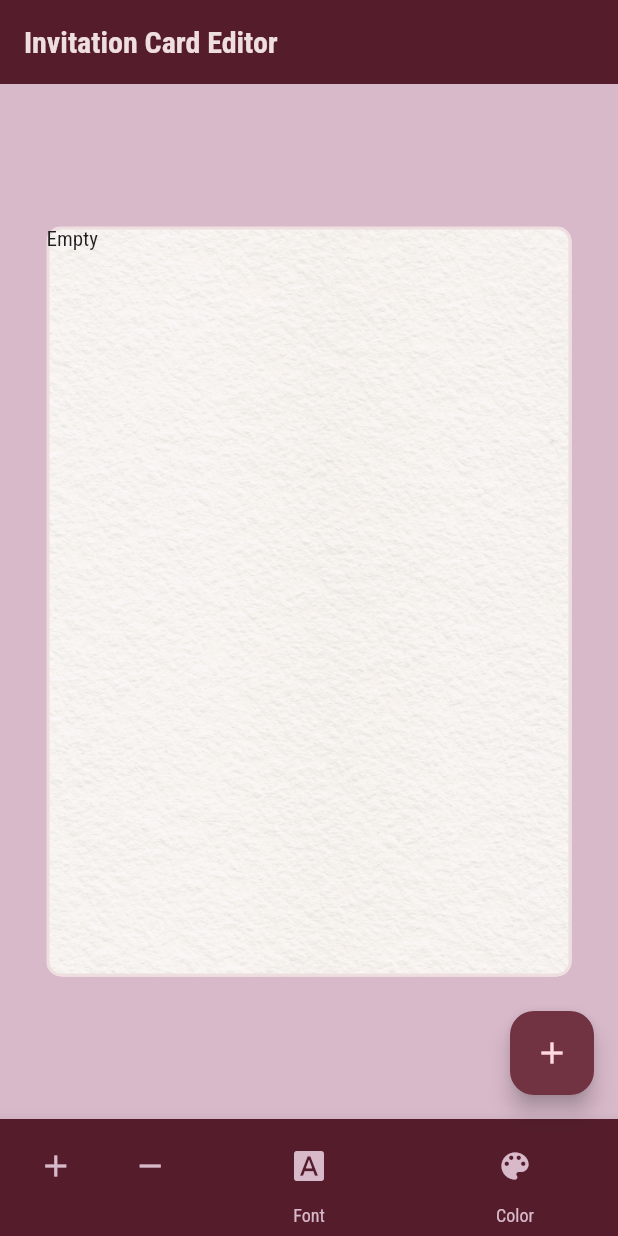
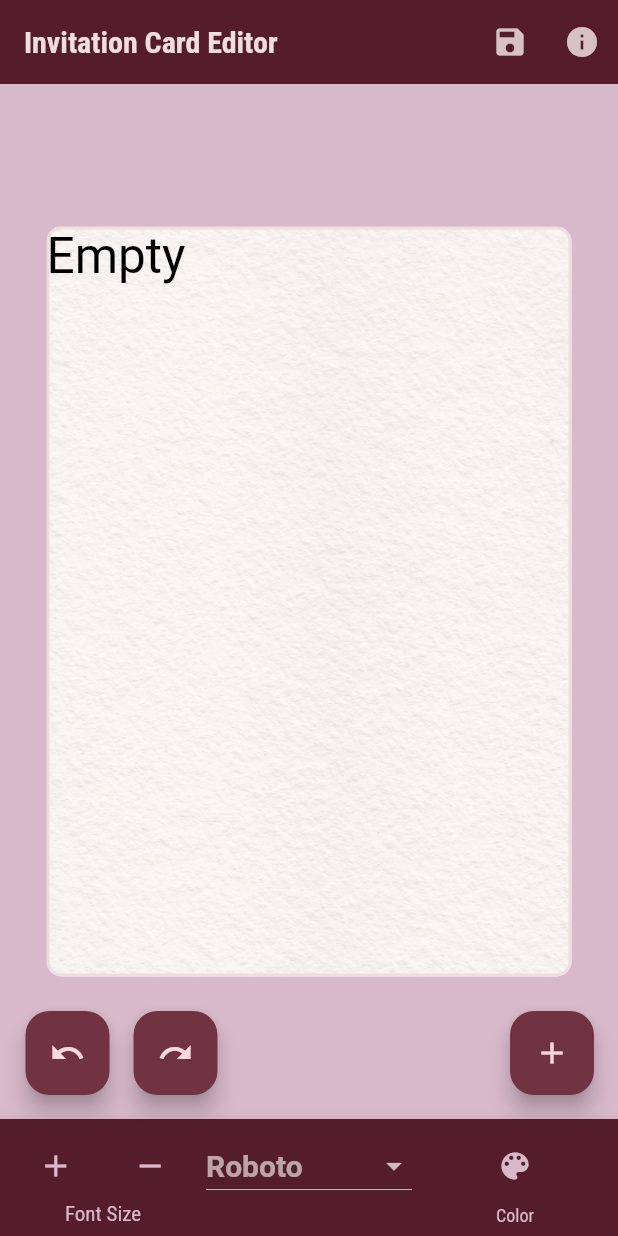
Before and after one commit to divyansh1583/Invitation-Card-Editor, a Flutter app: the screen it shows after launch, on a phone screen of 412 x 824 dp. Run offline on Flutter 3.47's test engine with Material 2 defaults, Android fonts, the phone set to English and light mode, and no system bars; our stand-ins replace flutter_colorpicker, flutter_riverpod, google_fonts, image_gallery_saver.

Commit message:
Features Added: undo redo and saving file

```diff
--- /dev/null
+++ b/lib/model/fonts_list.dart
@@ -0,0 +1,53 @@
+const List<String> myGoogleFonts = [
+  "Abril Fatface",
+  "Aclonica",
+  "Alegreya Sans",
+  "Architects Daughter",
+  "Archivo",
+  "Archivo Narrow",
+  "Bebas Neue",
+  "Bitter",
+  "Bree Serif",
+  "Bungee",
+  "Cabin",
+  "Cairo",
+  "Coda",
+  "Comfortaa",
+  "Comic Neue",
+  "Cousine",
+  "Croissant One",
+  "Faster One",
+  "Forum",
+  "Great Vibes",
+  "Heebo",
+  "Inconsolata",
+  "Josefin Slab",
+  "Lato",
+  "Libre Baskerville",
+  "Lobster",
+  "Lora",
+  "Merriweather",
+  "Montserrat",
+  "Mukta",
+  "Nunito",
+  "Offside",
+  "Open Sans",
+  "Oswald",
+  "Overlock",
+  "Pacifico",
+  "Playfair Display",
+  "Poppins",
+  "Raleway",
+  "Roboto",
+  "Roboto Mono",
+  "Space Mono",
+  "Spicy Rice",
+  "Squada One",
+  "Sue Ellen Francisco",
+  "Trade Winds",
+  "Ubuntu",
+  "Varela",
+  "Vollkorn",
+  "Work Sans",
+  "Zilla Slab",
+];
--- a/lib/model/text_model.dart
+++ b/lib/model/text_model.dart
@@ -5,6 +5,7 @@ class TextInfo {
     required this.text,
     required this.left,
     required this.top,
+    required this.fontFamily,
     required this.fontSize,
     required this.fontStyle,
     required this.color,
@@ -13,6 +14,37 @@ class TextInfo {
   double left;
   double top;
   double fontSize;
+  String fontFamily;
   FontStyle fontStyle;
   Color color;
+  // Custom setValues method
+  void setValues(TextInfo other) {
+    text = other.text;
+    left = other.left;
+    top = other.top;
+    fontSize = other.fontSize;
+    fontFamily = other.fontFamily;
+    fontStyle = other.fontStyle;
+    color = other.color;
+  }
+
+  TextInfo copyWith({
+    String? text,
+    double? left,
+    double? top,
+    double? fontSize,
+    String? fontFamily,
+    FontStyle? fontStyle,
+    Color? color,
+  }) {
+    return TextInfo(
+      text: text ?? this.text,
+      left: left ?? this.left,
+      top: top ?? this.top,
+      fontSize: fontSize ?? this.fontSize,
+      fontFamily: fontFamily ?? this.fontFamily,
+      fontStyle: fontStyle ?? this.fontStyle,
+      color: color ?? this.color,
+    );
+  }
 }
--- a/lib/screens/editing_screen.dart
+++ b/lib/screens/editing_screen.dart
@@ -1,7 +1,12 @@
 import 'package:celebrate_app/model/text_model.dart';
+import 'package:celebrate_app/screens/info_screen.dart';
 import 'package:celebrate_app/widgets/addtext_button.dart';
 import 'package:celebrate_app/widgets/tool_bar.dart';
 import 'package:flutter/material.dart';
+import 'package:flutter/rendering.dart';
+import 'package:google_fonts/google_fonts.dart';
+import 'package:celebrate_app/widgets/image_saver.dart';
+import 'dart:ui' as ui;
 
 class EditingScreen extends StatefulWidget {
   const EditingScreen({super.key});
@@ -11,36 +16,98 @@ class EditingScreen extends StatefulWidget {
 }
 
 class _EditingScreenState extends State<EditingScreen> {
-  TextInfo currentText = TextInfo(
+  final TextInfo _currentText = TextInfo(
     text: 'Empty',
     left: 0,
     top: 0,
-    fontSize: 20,
+    fontSize: 33,
+    fontFamily: 'Roboto',
     fontStyle: FontStyle.normal,
     color: Colors.black,
   );
+  final List<TextInfo> _history = [];
+  int _historyIndex = -1;
+
+  TextInfo get currentText => _currentText;
+
+  final GlobalKey globalKey = GlobalKey();
+
   void changeText(String newText) {
     setState(() {
-      currentText.text = newText;
+      _currentText.text = newText;
+      _addToHistory();
     });
   }
 
   void changeColor(Color newColor) {
     setState(() {
-      currentText.color = newColor;
+      _currentText.color = newColor;
+      _addToHistory();
     });
   }
 
   void changeFontSize(double newFontSize) {
     setState(() {
-      currentText.fontSize = newFontSize;
+      _currentText.fontSize = newFontSize;
+      _addToHistory();
     });
   }
 
-  void changeFontStyle(FontStyle newFontStyle) {
+  void changeFontFamily(String newFontFamily) {
     setState(() {
-      currentText.fontStyle = newFontStyle;
+      _currentText.fontFamily = newFontFamily;
+      _addToHistory();
     });
+  }
+
+  void _addToHistory() {
+    if (_historyIndex < _history.length - 1) {
+      // If we are not at the latest change, discard changes after _historyIndex
+      _history.removeRange(_historyIndex + 1, _history.length);
+    }
+    _history.add(_currentText.copyWith()); // Add a copy of the current state
+    _historyIndex = _history.length - 1;
+  }
+
+  void _undo() {
+    if (_historyIndex > 0) {
+      setState(() {
+        _historyIndex--;
+        _currentText.setValues(_history[_historyIndex]);
+      });
+    }
+  }
+
+  void _redo() {
+    if (_historyIndex < _history.length - 1) {
+      setState(() {
+        _historyIndex++;
+        _currentText.setValues(_history[_historyIndex]);
+      });
+    }
+  }
+
+  Future<void> _saveImage() async {
+    try {
+      RenderRepaintBoundary boundary =
+          globalKey.currentContext!.findRenderObject() as RenderRepaintBoundary;
+
+      ui.Image image = await boundary.toImage();
+      await ImageSaver.saveImage(image);
+      ScaffoldMessenger.of(context).showSnackBar(
+        const SnackBar(
+          content: Text('Image stored successfully'),
+        ),
+      );
+    } catch (e) {
+      // Handle errors or show an error message
+      print(e.toString());
+      ScaffoldMessenger.of(context).showSnackBar(
+        const SnackBar(
+          content: Text('Image could not be stored'),
+        ),
+      );
+    }
   }
 
   @override
@@ -49,8 +116,29 @@ class _EditingScreenState extends State<EditingScreen> {
       appBar: AppBar(
         title: const Text('Invitation Card Editor'),
         backgroundColor: Theme.of(context).colorScheme.onPrimary,
+        actions: [
+          IconButton(
+            icon: const Icon(Icons.save),
+            onPressed: () {
+              _saveImage();
+            },
+          ),
+          IconButton(
+            icon: const Icon(Icons.info),
+            onPressed: () {
+              Navigator.push(
+                context,
+                MaterialPageRoute(
+                  builder: (context) => const InfoScreen(),
+                ),
+              );
+            },
+          ),
+        ],
       ),
       body: Center(
+        child: RepaintBoundary(
+          key: globalKey,
           child: Stack(
             children: [
               Container(
@@ -83,7 +171,16 @@ class _EditingScreenState extends State<EditingScreen> {
                         color: currentText.color,
                       ),
                     ),
-                  child: Text(currentText.text),
+                    child: Text(
+                      currentText.text,
+                      style: TextStyle(
+                        fontStyle: _currentText.fontStyle,
+                        fontSize: _currentText.fontSize,
+                        color: _currentText.color,
+                        fontFamily: GoogleFonts.getFont(currentText.fontFamily)
+                            .fontFamily,
+                      ),
+                    ),
                     onDragEnd: (details) {
                       final RenderBox box =
                           context.findRenderObject() as RenderBox;
@@ -99,12 +196,39 @@ class _EditingScreenState extends State<EditingScreen> {
             ],
           ),
         ),
-      floatingActionButton: AddText(changeText: changeText),
+      ),
+      floatingActionButton: Row(
+        mainAxisAlignment: MainAxisAlignment.end,
+        children: [
+          const SizedBox(width: 33),
+          FloatingActionButton(
+            onPressed: () {
+              setState(() {
+                _undo();
+              });
+            },
+            tooltip: 'Undo',
+            child: const Icon(Icons.undo),
+          ),
+          const SizedBox(width: 16),
+          FloatingActionButton(
+            onPressed: () {
+              setState(() {
+                _redo();
+              });
+            },
+            tooltip: 'Redo',
+            child: const Icon(Icons.redo),
+          ),
+          const Spacer(),
+          AddText(changeText: changeText),
+        ],
+      ),
       bottomNavigationBar: ToolBar(
         currentText: currentText,
         changeColor: changeColor,
         changeFontSize: changeFontSize,
-        changeFontStyle: changeFontStyle,
+        changeFontFamily: changeFontFamily,
       ),
     );
   }
--- a/lib/widgets/addtext_button.dart
+++ b/lib/widgets/addtext_button.dart
@@ -18,14 +18,14 @@ class _AddTextState extends State<AddText> {
   @override
   Widget build(BuildContext context) {
     return FloatingActionButton(
-      tooltip: 'Add Text',
+      tooltip: 'Change Text',
       child: const Icon(Icons.add),
       onPressed: () {
         showDialog(
           context: context,
           builder: (context) {
             return AlertDialog(
-              title: const Text("Add Text"),
+              title: const Text("Change Text"),
               content: TextField(
                 controller: _textcontroller,
                 // keyboardType: TextInputType.text,
--- a/lib/widgets/tool_bar.dart
+++ b/lib/widgets/tool_bar.dart
@@ -1,5 +1,8 @@
+import 'package:celebrate_app/model/fonts_list.dart';
 import 'package:celebrate_app/model/text_model.dart';
 import 'package:flutter/material.dart';
+import 'package:flutter_colorpicker/flutter_colorpicker.dart';
+import 'package:google_fonts/google_fonts.dart';
 
 class ToolBar extends StatelessWidget {
   const ToolBar({
@@ -7,12 +10,12 @@ class ToolBar extends StatelessWidget {
     required this.currentText,
     required this.changeColor,
     required this.changeFontSize,
-    required this.changeFontStyle,
+    required this.changeFontFamily,
   });
   final TextInfo currentText;
   final void Function(Color color) changeColor;
   final void Function(double fontSize) changeFontSize;
-  final void Function(FontStyle fontStyle) changeFontStyle;
+  final void Function(String fontFamily) changeFontFamily;
 
   @override
   Widget build(BuildContext context) {
@@ -28,6 +31,8 @@ class ToolBar extends StatelessWidget {
               IconButton(
                 onPressed: () {
                   changeFontSize(currentText.fontSize + 1);
+                  // print("Button Pressed");
+                  // changeFontSize(33);
                 },
                 icon: const Icon(Icons.add),
               ),
@@ -41,70 +46,67 @@ class ToolBar extends StatelessWidget {
               ),
             ],
           ),
-          label: '',
+          label: 'Font Size',
         ),
         //Change Font Family
         BottomNavigationBarItem(
-          icon: IconButton(
-            onPressed: () {},
-            icon: const Icon(Icons.font_download),
+          icon: DropdownButton<String>(
+            isExpanded: true,
+            value: currentText.fontFamily,
+            dropdownColor: Theme.of(context).colorScheme.onPrimary,
+            onChanged: (String? newValue) {
+              changeFontFamily(newValue!);
+            },
+            items: [
+              for (String font in myGoogleFonts)
+                DropdownMenuItem<String>(
+                  value: font,
+                  child: Text(
+                    font,
+                    style: TextStyle(
+                      color: Colors.white60,
+                      fontFamily: GoogleFonts.getFont(font).fontFamily,
+                      fontSize: 20,
+                    ),
+                  ),
+                ),
+            ],
           ),
-          label: 'Font',
-          tooltip: 'FontFamily',
+          label: '',
         ),
         //Change Color
         BottomNavigationBarItem(
           icon: IconButton(
             onPressed: () {
-              DropdownButton<Color>(
-                value: currentText.color,
-                onChanged: (Color? newColor) {
-                  if (newColor != null) {
-                    changeColor(newColor);
-                  }
+              showDialog(
+                context: context,
+                builder: (context) {
+                  return AlertDialog(
+                    title: const Text("Change Color"),
+                    content: SingleChildScrollView(
+                      child: BlockPicker(
+                        pickerColor: currentText.color,
+                        onColorChanged: (color) {
+                          changeColor(color);
+                        },
+                      ),
+                    ),
+                    actions: [
+                      TextButton(
+                        onPressed: () {
+                          Navigator.of(context).pop();
+                        },
+                        child: const Text("cancel"),
+                      ),
+                      ElevatedButton(
+                        onPressed: () {
+                          Navigator.of(context).pop();
+                        },
+                        child: const Text("Done"),
+                      ),
+                    ],
+                  );
                 },
-                items: const [
-                  DropdownMenuItem(
-                    value: Colors.black,
-                    child: Text('Black'),
-                  ),
-                  DropdownMenuItem(
-                    value: Colors.red,
-                    child: Text('Red'),
-                  ),
-                  DropdownMenuItem(
-                    value: Colors.green,
-                    child: Text('Green'),
-                  ),
-                  DropdownMenuItem(
-                    value: Colors.blue,
-                    child: Text('Blue'),
-                  ),
-                  DropdownMenuItem(
-                    value: Colors.yellow,
-                    child: Text('Yellow'),
-                  ),
-                  DropdownMenuItem(
-                    value: Colors.purple,
-                    child: Text('Purple'),
-                  ),
-                  DropdownMenuItem(
-                    value: Colors.orange,
-                    child: Text('Orange'),
-                  ),
-                  DropdownMenuItem(
-                    value: Colors.pink,
-                    child: Text('Pink'),
-                  ),
-                  DropdownMenuItem(
-                    value: Colors.brown,
-                    child: Text('Brown'),
-                  ),
-                  DropdownMenuItem(
-                    value: Colors.grey,
-                    child: Text('Grey'),
-                  ),
-                ],
               );
             },
             icon: const Icon(Icons.color_lens),
--- a/pubspec.yaml
+++ b/pubspec.yaml
@@ -36,7 +36,9 @@ dependencies:
   # Use with the CupertinoIcons class for iOS style icons.
   cupertino_icons: ^1.0.2
   flutter_riverpod: ^2.4.9
+  flutter_colorpicker: ^1.0.3
   google_fonts: ^6.1.0
+  image_gallery_saver: ^2.0.3
 
 dev_dependencies:
   flutter_test:
```
Also changed, not shown: lib/screens/info_screen.dart (added, +41 -0 lines), lib/widgets/image_saver.dart (added, +25 -0 lines), pubspec.lock. Lines whose indentation alone changed are shown as unchanged.
